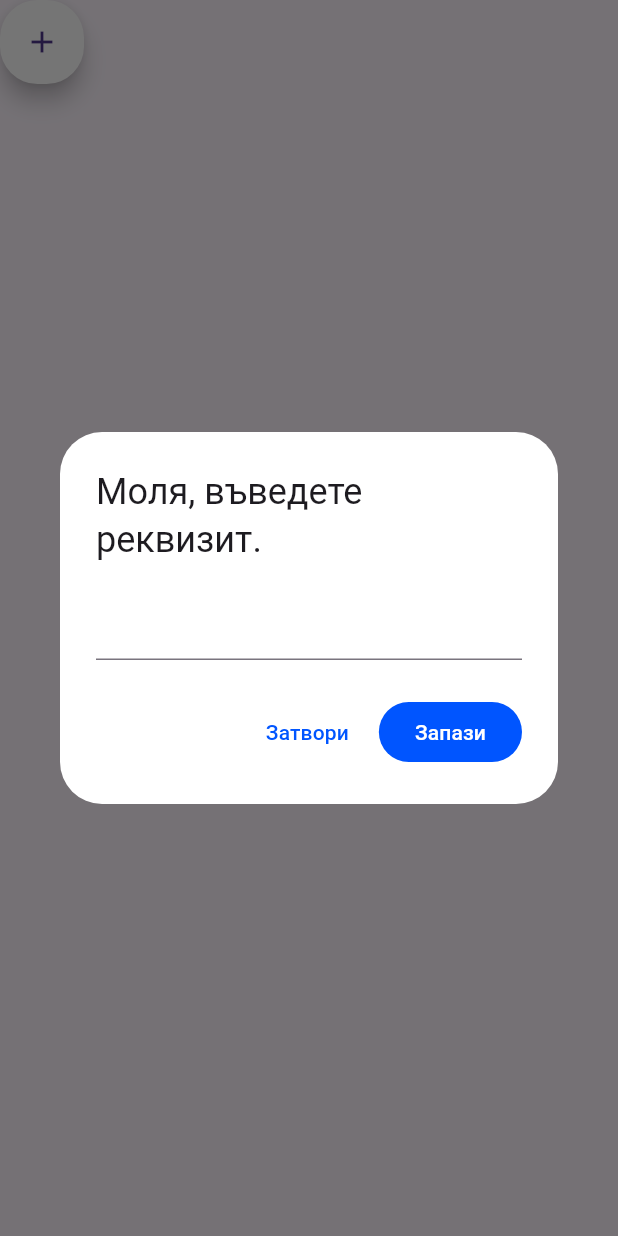
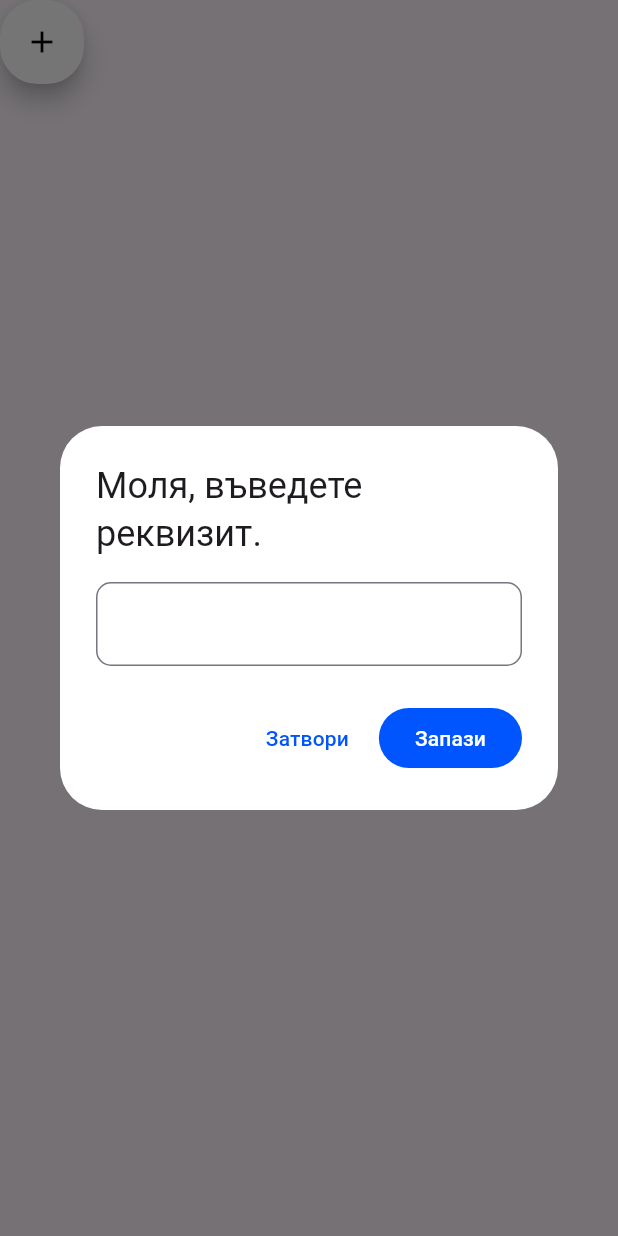
Before and after one commit to GeorgiTasev12/FolkRobe, a Flutter app: the ShowAddCostumeButton widget shown alone on an empty page, opened directly, after a tap on the "add" icon, on a phone screen of 412 x 824 dp. Run offline on Flutter 3.47's test engine with Material 3 defaults, Android fonts, the phone set to English and light mode, and no system bars; our stand-ins replace equatable, flutter_bloc, flutter_hooks, get_it, sqflite; accounts and stored records are empty.

Commit message:
Created a common textfield that will reuse on couple of places throughout the app.

```diff
--- /dev/null
+++ b/lib/common/common_textfield.dart
@@ -0,0 +1,45 @@
+import 'package:flutter/material.dart';
+import 'package:flutter/services.dart';
+import 'package:flutter_bloc/flutter_bloc.dart';
+import 'package:folk_robe/helpers/regex_helper.dart';
+import 'package:folk_robe/theme/styles/colors_and_styles.dart';
+import 'package:folk_robe/views/costume_list_page/bloc/costume_bloc.dart';
+
+class CommonTextfield extends StatelessWidget {
+  final void Function(String)? onChanged;
+
+  const CommonTextfield({
+    super.key,
+    this.onChanged,
+  });
+
+  @override
+  Widget build(BuildContext context) {
+    return BlocBuilder<CostumeListBloc, CostumeListState>(
+      builder: (context, state) => TextField(
+        onChanged: onChanged,
+        controller: state.textController,
+        decoration: InputDecoration(
+          border: OutlineInputBorder(
+            borderRadius: BorderRadius.circular(10),
+            borderSide: BorderSide(
+              color: context.appTheme.colors.primary,
+            ),
+          ),
+          focusedBorder: OutlineInputBorder(
+            borderRadius: BorderRadius.circular(10),
+            borderSide: BorderSide(
+              color: context.appTheme.colors.secondary,
+              width: 2,
+            ),
+          ),
+        ),
+        cursorColor: context.appTheme.colors.secondary,
+        keyboardType: TextInputType.text,
+        inputFormatters: [
+          FilteringTextInputFormatter.allow(RegexHelper.wordsOnly),
+        ],
+      ),
+    );
+  }
+}
--- /dev/null
+++ b/lib/helpers/regex_helper.dart
@@ -0,0 +1,8 @@
+class RegexHelper {
+  static final RegExp _wordsOnly = RegExp(r'^[а-яА-Яa-zA-Z0-9\s]+$');
+  // ignore: unnecessary_string_escapes
+  static final RegExp _noLeadingSpaces = RegExp('^[^\s](.*)?');
+
+  static RegExp get wordsOnly => _wordsOnly;
+  static RegExp get noLeadingSpaces => _noLeadingSpaces;
+}
--- a/lib/views/costume_list_page/widgets/add_dialog.dart
+++ b/lib/views/costume_list_page/widgets/add_dialog.dart
@@ -1,5 +1,6 @@
 import 'package:flutter/material.dart';
 import 'package:flutter_bloc/flutter_bloc.dart';
+import 'package:folk_robe/common/common_textfield.dart';
 import 'package:folk_robe/locator.dart';
 import 'package:folk_robe/service/navigation_service.dart';
 import 'package:folk_robe/theme/styles/colors_and_styles.dart';
@@ -29,8 +30,9 @@ class ShowAddCostumeButton extends StatelessWidget {
                 return AlertDialog(
                   title: const Text('Моля, въведете реквизит.'),
                   backgroundColor: context.appTheme.colors.surfaceContainer,
-                  content: TextField(
-                    controller: state.textController,
+                  content: BlocProvider.value(
+                    value: bloc,
+                    child: CommonTextfield(),
                   ),
                   actions: [
                     TextButton(
@@ -55,7 +57,7 @@ class ShowAddCostumeButton extends StatelessWidget {
                         backgroundColor: context.appTheme.colors.secondary,
                       ),
                       child: Text(
-                        'Запази', // Save button
+                        'Запази',
                         style: TextStyle(
                             color: context.appTheme.colors.surfaceContainer),
                       ),
@@ -68,7 +70,10 @@ class ShowAddCostumeButton extends StatelessWidget {
           shape: RoundedRectangleBorder(
             borderRadius: BorderRadius.circular(25),
           ),
-          child: const Icon(Icons.add),
+          child: Icon(
+            Icons.add,
+            color: context.appTheme.colors.onSurfaceContainer,
+          ),
         );
       },
     );
--- a/lib/views/costume_list_page/widgets/update_dialog.dart
+++ b/lib/views/costume_list_page/widgets/update_dialog.dart
@@ -1,5 +1,6 @@
 import 'package:flutter/material.dart';
 import 'package:flutter_bloc/flutter_bloc.dart';
+import 'package:folk_robe/common/common_textfield.dart';
 import 'package:folk_robe/locator.dart';
 import 'package:folk_robe/service/navigation_service.dart';
 import 'package:folk_robe/theme/styles/colors_and_styles.dart';
@@ -19,8 +20,7 @@ class UpdateDialog extends StatelessWidget {
         return AlertDialog(
           title: const Text('Моля, въведете реквизит за промяна.'),
           backgroundColor: context.appTheme.colors.surfaceContainer,
-          content: TextField(
-            controller: state.textController,
+          content: CommonTextfield(
             onChanged: (text) => state.textController?.text = text,
           ),
           actions: [
```
